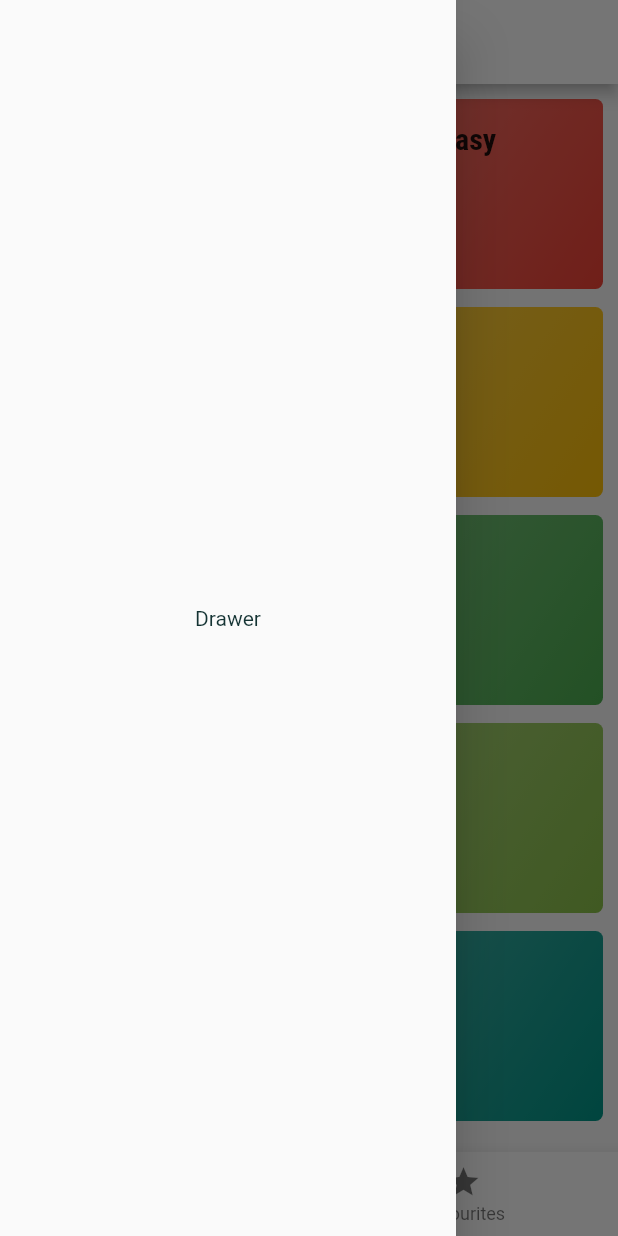
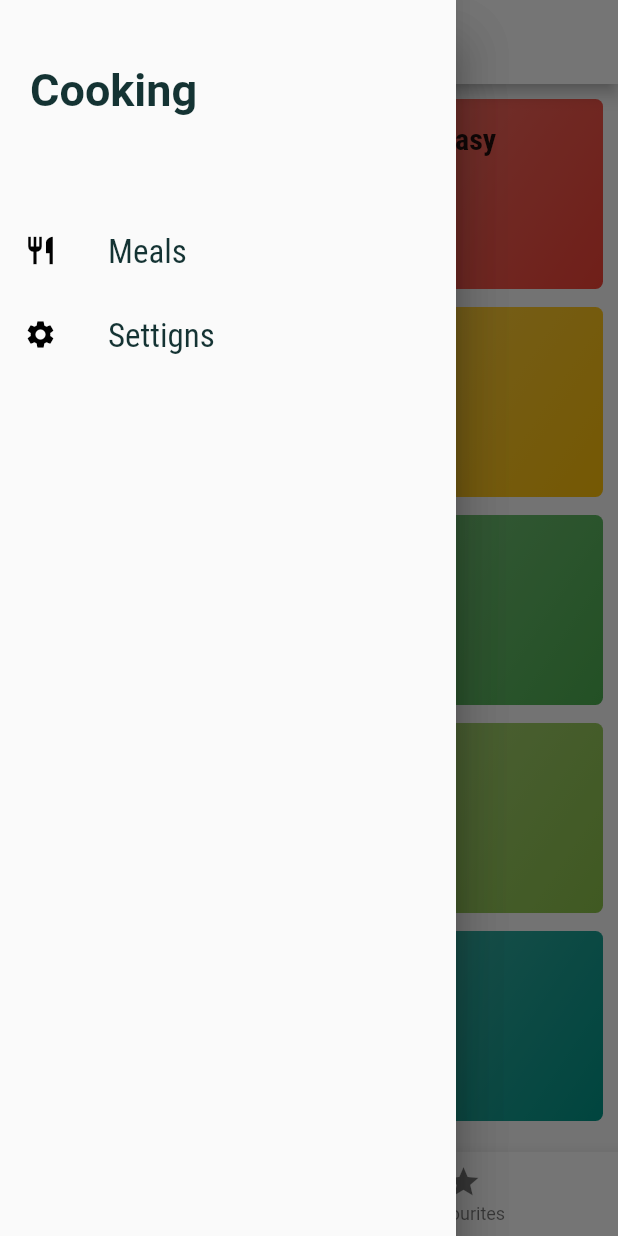
Before and after one commit to ilyakozlovdev/meals_app, a Flutter app: the screen it shows after launch, with the side drawer open, on a phone screen of 412 x 824 dp. Run offline on Flutter 3.47's test engine with Material 2 defaults, Android fonts, the phone set to English and light mode, and no system bars.

Commit message:
added drawer to an app

```diff
--- a/lib/screens/tabs_screen.dart
+++ b/lib/screens/tabs_screen.dart
@@ -1,4 +1,5 @@
 import 'package:flutter/material.dart';
+import '../widgets/main_drawer.dart';
 import '../screens/favourites_screen.dart';
 import '../screens/categories_screen.dart';
 
@@ -25,7 +26,7 @@ class _TabsScreenState extends State<TabsScreen> {
     return Scaffold(
       drawer: Drawer(
         child: Center(
-          child: Text('Drawer'),
+          child: MainDrawer(),
         ),
       ),
       appBar: AppBar(
--- /dev/null
+++ b/lib/widgets/main_drawer.dart
@@ -0,0 +1,46 @@
+import 'package:flutter/material.dart';
+
+class MainDrawer extends StatelessWidget {
+  Widget buildListTile({String title, IconData icon}) {
+    return ListTile(
+      leading: Icon(
+        icon,
+        size: 22,
+        color: Colors.black,
+      ),
+      title: Text(
+        title,
+        style: TextStyle(
+          fontFamily: 'RobotoCondensed',
+          fontSize: 22,
+        ),
+      ),
+      onTap: () => null,
+    );
+  }
+
+  @override
+  Widget build(BuildContext context) {
+    return Drawer(
+      child: Column(
+        children: <Widget>[
+          Container(
+            height: 120,
+            width: double.infinity,
+            padding: EdgeInsets.all(20),
+            alignment: Alignment.centerLeft,
+            child: Text(
+              'Cooking',
+              style: TextStyle(fontWeight: FontWeight.w700, fontSize: 30),
+            ),
+          ),
+          SizedBox(
+            height: 20,
+          ),
+          buildListTile(title: 'Meals', icon: Icons.restaurant),
+          buildListTile(title: 'Settigns', icon: Icons.settings),
+        ],
+      ),
+    );
+  }
+}
```
